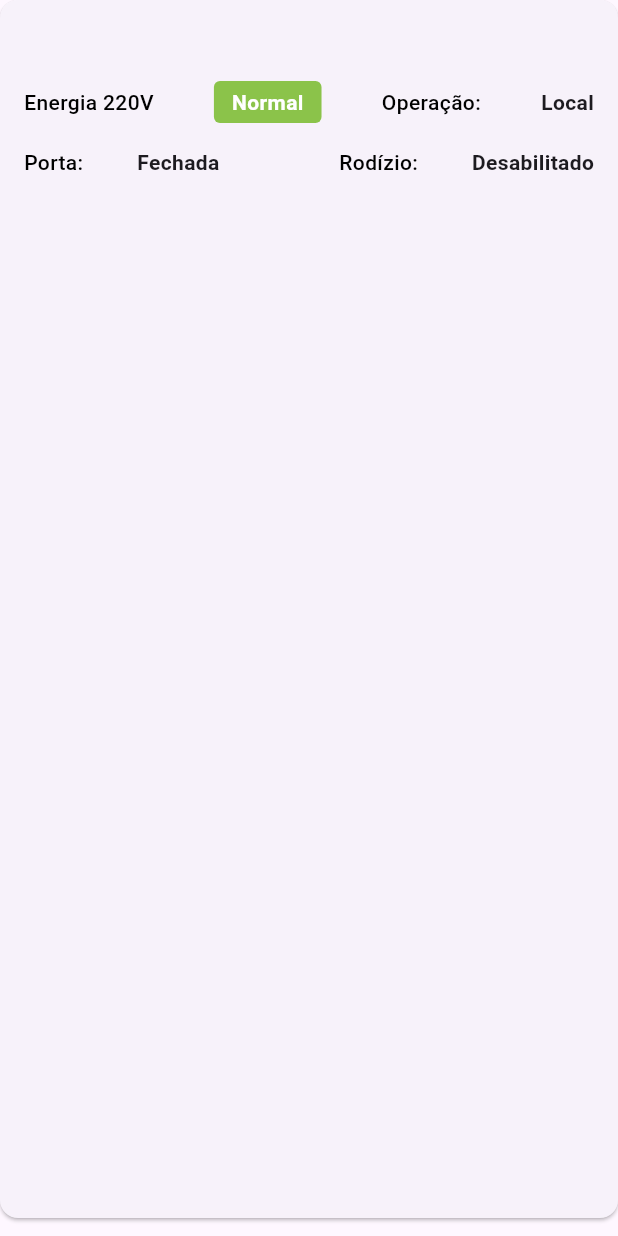
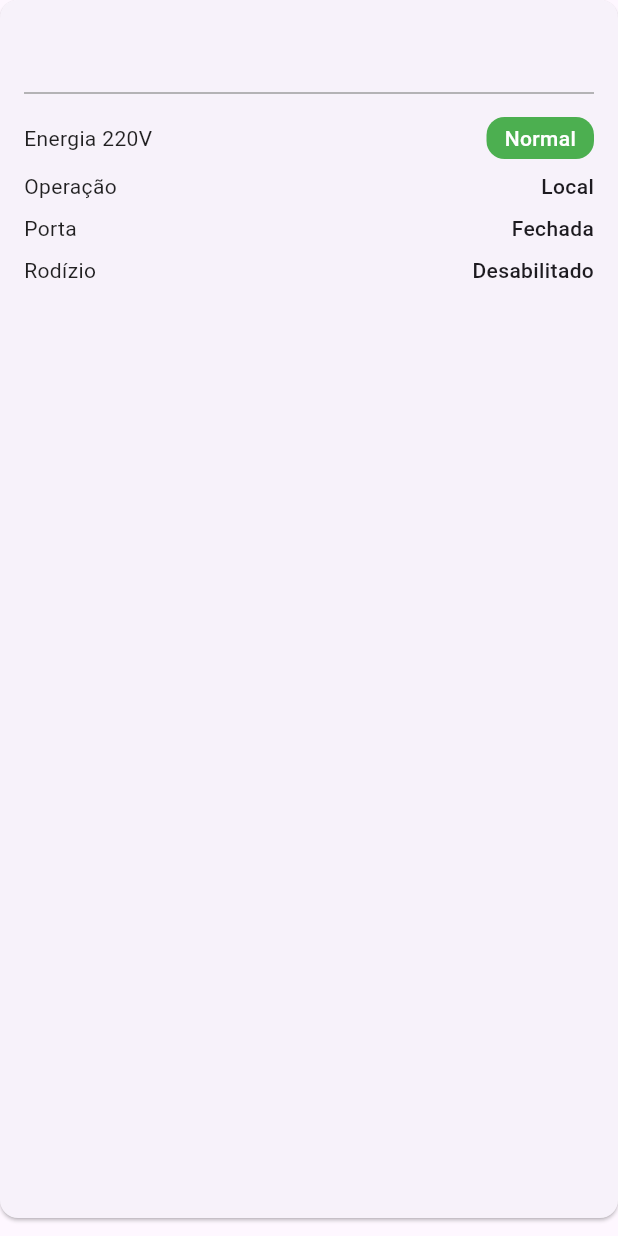
Before and after one commit to Eduardo-MKS/QualleControl, a Flutter app: the CasaBombasCard widget shown alone on an empty page, opened directly with empty values, on a phone screen of 412 x 824 dp. Run offline on Flutter 3.47's test engine with Material 3 defaults, Android fonts, the light colour scheme and no system bars; our stand-ins replace dio, fl_chart, flutter_svg, timezone.

Commit message:
refactor: changed in card style and refactoring of the 'casa bomba card' code

```diff
--- a/lib/views/condominios/components/resumo/casa_bombas_card.dart
+++ b/lib/views/condominios/components/resumo/casa_bombas_card.dart
@@ -1,5 +1,6 @@
 import 'package:flutter/material.dart';
 import 'package:flutter_mks_app/models/condominio_model.dart';
+import 'package:flutter_mks_app/views/condominios/components/resumo/info_row.dart'; // Importe o InfoRow
 
 class CasaBombasCard extends StatelessWidget {
   final String titulo;
@@ -10,7 +11,7 @@ class CasaBombasCard extends StatelessWidget {
   final String porta;
 
   const CasaBombasCard({
-    Key? key,
+    super.key,
     required this.titulo,
     required this.condominio,
     required this.energia,
@@ -18,7 +19,7 @@ class CasaBombasCard extends StatelessWidget {
     required this.rodizio,
     required this.porta,
     List<Map<String, dynamic>>? bombas,
-  }) : super(key: key);
+  });
 
   @override
   Widget build(BuildContext context) {
@@ -39,91 +40,32 @@ class CasaBombasCard extends StatelessWidget {
               ),
             ),
             const SizedBox(height: 12),
-            // Primeira linha
-            Row(
-              mainAxisAlignment: MainAxisAlignment.spaceBetween,
-              children: [
-                // Energia 220V
-                Row(
-                  children: [
-                    const Text(
-                      'Energia 220V',
-                      style: TextStyle(
-                        color: Color.fromARGB(255, 0, 0, 0),
-                        fontWeight: FontWeight.w500,
-                      ),
-                    ),
-                  ],
-                ),
-                // Status da Energia
-                Container(
-                  padding: const EdgeInsets.symmetric(
-                    horizontal: 12,
-                    vertical: 4,
-                  ),
-                  decoration: BoxDecoration(
-                    color:
-                        energia == 'true'
-                            ? const Color.fromARGB(255, 195, 74, 74)
-                            : const Color(0xFF8BC34A),
-                    borderRadius: BorderRadius.circular(4),
-                  ),
-                  child: Text(
-                    energia == 'true' ? 'Falha' : 'Normal',
-                    style: const TextStyle(
-                      color: Colors.white,
-                      fontWeight: FontWeight.bold,
-                    ),
-                  ),
-                ),
-                // Operação
-                const Text(
-                  'Operação:',
-                  style: TextStyle(
-                    color: Colors.black,
-                    fontWeight: FontWeight.w500,
-                  ),
-                ),
-                // Status da Operação
-                Text(
-                  operacao == 'true' ? 'Remota' : 'Local',
-                  style: const TextStyle(fontWeight: FontWeight.bold),
-                ),
-              ],
+            const Divider(color: Colors.grey),
+            const SizedBox(height: 8),
+
+            // Energia 220V
+            InfoRow(
+              label: "Energia 220V",
+              value: energia == 'true' ? 'Falha' : 'Normal',
+              statusColor: energia == 'true' ? Colors.red : Colors.green,
             ),
-            const SizedBox(height: 16),
-            // Segunda linha
-            Row(
-              mainAxisAlignment: MainAxisAlignment.spaceBetween,
-              children: [
-                // Porta
-                const Text(
-                  'Porta:',
-                  style: TextStyle(
-                    color: Color.fromARGB(255, 0, 0, 0),
-                    fontWeight: FontWeight.w500,
-                  ),
-                ),
-                // Status da Porta
-                Text(
-                  porta == 'true' ? 'Aberta' : 'Fechada',
-                  style: const TextStyle(fontWeight: FontWeight.bold),
-                ),
-                const SizedBox(width: 8),
-                // Rodízio
-                const Text(
-                  'Rodízio:',
-                  style: TextStyle(
-                    color: Colors.black,
-                    fontWeight: FontWeight.w500,
-                  ),
-                ),
-                // Status do Rodízio
-                Text(
-                  rodizio == 'true' ? 'Habilitado' : 'Desabilitado',
-                  style: const TextStyle(fontWeight: FontWeight.bold),
-                ),
-              ],
+
+            // Operação
+            InfoRow(
+              label: "Operação",
+              value: operacao == 'true' ? 'Remota' : 'Local',
+            ),
+
+            // Porta
+            InfoRow(
+              label: "Porta",
+              value: porta == 'true' ? 'Aberta' : 'Fechada',
+            ),
+
+            // Rodízio
+            InfoRow(
+              label: "Rodízio",
+              value: rodizio == 'true' ? 'Habilitado' : 'Desabilitado',
             ),
           ],
         ),
--- a/lib/views/condominios/components/resumo/painel_cisterna_card.dart
+++ b/lib/views/condominios/components/resumo/painel_cisterna_card.dart
@@ -18,9 +18,8 @@ class PainelCisternaCard extends StatelessWidget {
   @override
   Widget build(BuildContext context) {
     return Card(
-      elevation: 2,
-      shape: RoundedRectangleBorder(borderRadius: BorderRadius.circular(16)),
-      margin: const EdgeInsets.symmetric(vertical: 8),
+      margin: const EdgeInsets.only(bottom: 12),
+      shape: RoundedRectangleBorder(borderRadius: BorderRadius.circular(12)),
       child: Padding(
         padding: const EdgeInsets.all(16.0),
         child: Column(
```
Also changed, not shown: lib/views/condominios/components/resumo/info_gerais_card.dart (+2 -5 lines), lib/views/condominios/components/resumo/painel_reservatorio_card.dart (+4 -6 lines), lib/views/condominios/components/resumo/pressao_card.dart (+2 -5 lines), lib/views/condominios/components/resumo/reservatorio_card.dart (+2 -5 lines), lib/views/condominios/components/resumo/vazao_card.dart (+2 -5 lines).
